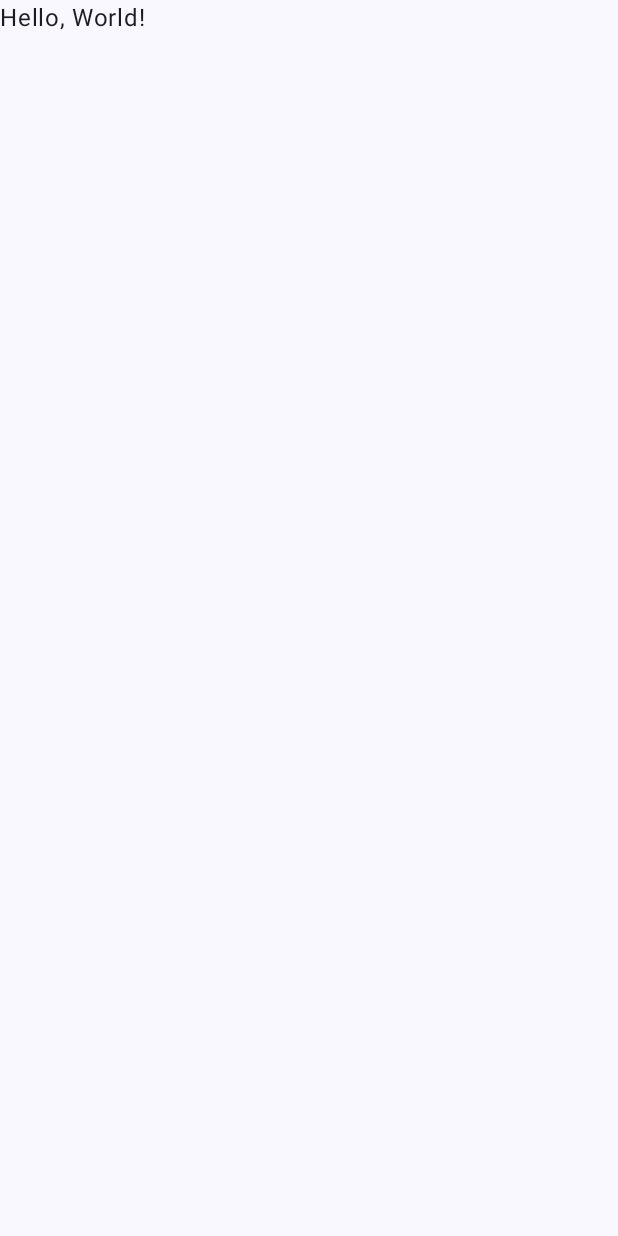
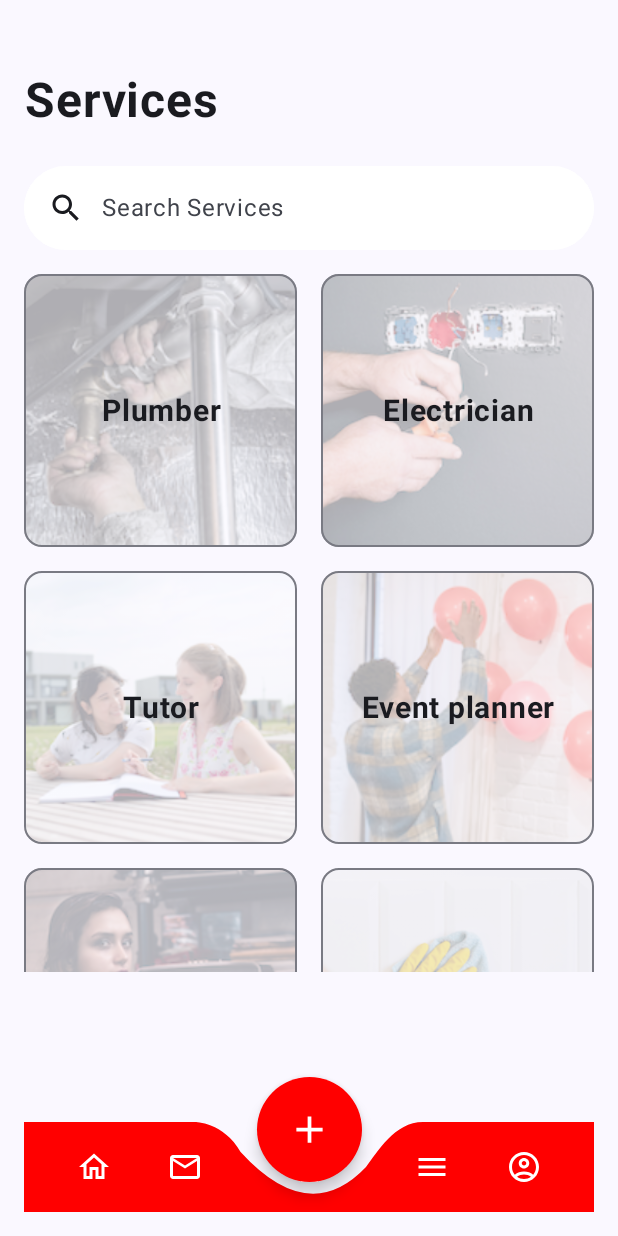
Before and after one commit to SWENT-GRP5/SOLVIT, an Android app built with Jetpack Compose: the screen it shows after launch (MainActivity), on a phone screen of 412 x 824 dp. Before the commit the screen is almost empty. Run offline under Robolectric (Android 15) with nearby library versions, the light colour scheme and no system bars; our stand-ins replace Firebase (no records; nobody signed in at launch, a user with empty details on screens opened directly).

Commit message:
feat: merge branch with navigation

```diff
--- a/app/src/main/java/com/android/solvit/MainActivity.kt
+++ b/app/src/main/java/com/android/solvit/MainActivity.kt
@@ -9,6 +9,14 @@ import androidx.compose.material3.Surface
 import androidx.compose.material3.Text
 import androidx.compose.runtime.Composable
 import androidx.compose.ui.Modifier
+import androidx.lifecycle.viewmodel.compose.viewModel
+import androidx.navigation.compose.NavHost
+import androidx.navigation.compose.composable
+import androidx.navigation.compose.rememberNavController
+import com.android.solvit.model.ListProviderViewModel
+import com.android.solvit.ui.navigation.NavigationActions
+import com.android.solvit.ui.navigation.Route
+import com.android.solvit.ui.services.ServicesScreen
 import com.android.solvit.ui.theme.SampleAppTheme
 
 class MainActivity : ComponentActivity() {
@@ -18,7 +26,7 @@ class MainActivity : ComponentActivity() {
     setContent {
       SampleAppTheme {
         Surface(modifier = Modifier.fillMaxSize(), color = MaterialTheme.colorScheme.background) {
-          SolvitApp()
+          SolvItApp()
         }
       }
     }
@@ -26,8 +34,19 @@ class MainActivity : ComponentActivity() {
 }
 
 @Composable
-fun SolvitApp() {
-  Text(text = "Hello, World!")
+fun SolvItApp() {
+  val navController = rememberNavController()
+  val navigationActions = NavigationActions(navController)
+  val listProviderViewModel =
+      viewModel<ListProviderViewModel>(factory = ListProviderViewModel.Factory)
+
+  NavHost(navController = navController, startDestination = Route.SERVICES) {
+    composable(Route.SERVICES) { ServicesScreen(navigationActions, listProviderViewModel) }
+    composable(Route.MESSAGE) { Text("Not implemented yet") }
+    composable(Route.REQUEST) { Text("Not implemented yet") }
+    composable(Route.ORDER) { Text("Not implemented yet") }
+    composable(Route.PROFILE) { Text("Not implemented yet") }
+  }
 }
 
 /*
--- a/app/src/main/java/com/android/solvit/ui/navigation/BottomNavigationMenu.kt
+++ b/app/src/main/java/com/android/solvit/ui/navigation/BottomNavigationMenu.kt
@@ -1,11 +1,11 @@
 package com.android.solvit.ui.navigation
 
+//noinspection UsingMaterialAndMaterial3Libraries
 import androidx.compose.foundation.Canvas
 import androidx.compose.foundation.background
 import androidx.compose.foundation.layout.*
 import androidx.compose.foundation.shape.CircleShape
 import androidx.compose.foundation.shape.RoundedCornerShape
-//noinspection UsingMaterialAndMaterial3Libraries
 import androidx.compose.material.BottomNavigationItem
 import androidx.compose.material.icons.Icons
 import androidx.compose.material.icons.outlined.Add
--- a/app/src/main/java/com/android/solvit/ui/navigation/NavigationAction.kt
+++ b/app/src/main/java/com/android/solvit/ui/navigation/NavigationAction.kt
@@ -10,7 +10,7 @@ import androidx.compose.ui.graphics.vector.ImageVector
 import androidx.navigation.NavController
 
 object Route {
-  const val HOME = "Overview"
+  const val SERVICES = "Overview"
   const val REQUEST = "Map"
   const val MESSAGE = "Message"
   const val PROFILE = "Profile"
@@ -20,7 +20,8 @@ object Route {
 data class TopLevelDestination(val route: String, val icon: ImageVector, val textId: String)
 
 object TopLevelDestinations {
-  val HOME = TopLevelDestination(route = Route.HOME, icon = Icons.Outlined.Home, textId = "Home")
+  val SERVICES =
+      TopLevelDestination(route = Route.SERVICES, icon = Icons.Outlined.Home, textId = "Home")
 
   val MESSAGE =
       TopLevelDestination(
@@ -36,7 +37,7 @@ object TopLevelDestinations {
 
 val LIST_TOP_LEVEL_DESTINATION =
     listOf(
-        TopLevelDestinations.HOME,
+        TopLevelDestinations.SERVICES,
         TopLevelDestinations.MESSAGE,
         TopLevelDestinations.REQUEST,
         TopLevelDestinations.ORDER,
--- a/app/src/main/java/com/android/solvit/ui/services/Services.kt
+++ b/app/src/main/java/com/android/solvit/ui/services/Services.kt
@@ -4,44 +4,94 @@ import androidx.compose.foundation.Image
 import androidx.compose.foundation.clickable
 import androidx.compose.foundation.layout.Arrangement
 import androidx.compose.foundation.layout.Box
+import androidx.compose.foundation.layout.Column
+import androidx.compose.foundation.layout.Spacer
 import androidx.compose.foundation.layout.aspectRatio
 import androidx.compose.foundation.layout.fillMaxSize
 import androidx.compose.foundation.layout.padding
 import androidx.compose.foundation.lazy.grid.GridCells
 import androidx.compose.foundation.lazy.grid.LazyVerticalGrid
 import androidx.compose.material.icons.Icons
-import androidx.compose.material.icons.filled.Add
-import androidx.compose.material3.Card
-import androidx.compose.material3.FloatingActionButton
+import androidx.compose.material.icons.filled.Search
+import androidx.compose.material3.ExperimentalMaterial3Api
 import androidx.compose.material3.Icon
+import androidx.compose.material3.OutlinedCard
 import androidx.compose.material3.Scaffold
+import androidx.compose.material3.SearchBar
+import androidx.compose.material3.SearchBarDefaults
 import androidx.compose.material3.Text
 import androidx.compose.runtime.Composable
+import androidx.compose.runtime.collectAsState
+import androidx.compose.runtime.getValue
+import androidx.compose.ui.Alignment
 import androidx.compose.ui.Modifier
+import androidx.compose.ui.draw.alpha
+import androidx.compose.ui.graphics.Color
+import androidx.compose.ui.platform.testTag
 import androidx.compose.ui.res.painterResource
+import androidx.compose.ui.text.font.FontWeight
+import androidx.compose.ui.text.style.TextAlign
 import androidx.compose.ui.unit.dp
-import com.android.solvit.R
-import com.android.solvit.model.Services
+import androidx.compose.ui.unit.sp
+import com.android.solvit.model.ListProviderViewModel
+import com.android.solvit.model.services.SearchServicesViewModel
+import com.android.solvit.ui.navigation.BottomNavigationMenu
+import com.android.solvit.ui.navigation.LIST_TOP_LEVEL_DESTINATION
+import com.android.solvit.ui.navigation.NavigationActions
 
+@OptIn(ExperimentalMaterial3Api::class)
 @Composable
-fun ServicesScreen() {
+fun ServicesScreen(
+    navigationActions: NavigationActions,
+    listProviderViewModel: ListProviderViewModel
+) {
+
+  val searchViewModel = SearchServicesViewModel()
+  val searchText by searchViewModel.searchText.collectAsState()
+  val searchResults by searchViewModel.servicesList.collectAsState()
+
   Scaffold(
-        modifier = Modifier.padding(16.dp),
-        floatingActionButton = {
-            FloatingActionButton(
-                onClick = { /*TODO*/ }) {
-                Icon(imageVector = Icons.Default.Add, contentDescription = "Add Service Request")
-            }
-        }
-    ) { padding ->
+      modifier = Modifier.padding(16.dp).testTag("servicesScreen"),
+      bottomBar = {
+        BottomNavigationMenu(
+            { navigationActions.navigateTo(it.route) },
+            LIST_TOP_LEVEL_DESTINATION,
+            "SERVICES_SCREEN")
+      }) { padding ->
+        Column(
+            modifier = Modifier.fillMaxSize().padding(padding),
+            verticalArrangement = Arrangement.spacedBy(16.dp)) {
+              Spacer(modifier = Modifier.padding(8.dp))
+              Text(
+                  text = "Services",
+                  fontSize = 32.sp,
+                  fontWeight = FontWeight.Bold,
+                  textAlign = TextAlign.Center)
+              SearchBar(
+                  query = searchText,
+                  onQueryChange = searchViewModel::onSearchTextChange,
+                  onSearch = searchViewModel::onSearchTextChange,
+                  active = false,
+                  onActiveChange = { searchViewModel.onToggleSearch() },
+                  modifier = Modifier.testTag("searchBar"),
+                  placeholder = { Text("Search Services") },
+                  leadingIcon = {
+                    Icon(imageVector = Icons.Default.Search, contentDescription = null)
+                  },
+                  colors = SearchBarDefaults.colors(containerColor = Color.White)) {}
               LazyVerticalGrid(
                   columns = GridCells.Fixed(2),
-            modifier = Modifier.padding(padding),
+                  modifier = Modifier.padding(padding).testTag("servicesGrid"),
                   verticalArrangement = Arrangement.spacedBy(16.dp),
-            horizontalArrangement = Arrangement.spacedBy(16.dp)
-        ) {
-            items(SERVICES_LIST.size) { index ->
-                ServiceItem(SERVICES_LIST[index], onClick = { /*TODO*/ })
+                  horizontalArrangement = Arrangement.spacedBy(16.dp)) {
+                    items(searchResults.size) { index ->
+                      ServiceItem(
+                          searchResults[index],
+                          onClick = {
+                            listProviderViewModel.selectService(searchResults[index].service)
+                            /*TODO*/
+                          })
+                    }
                   }
             }
       }
@@ -49,18 +99,25 @@ fun ServicesScreen() {
 
 @Composable
 fun ServiceItem(service: ServicesListItem, onClick: () -> Unit) {
-    Card(
-        modifier = Modifier
-            .aspectRatio(1f)
-            .clickable { onClick() }
-    ) {
-        Text(
-            text = service.service.toString()
-        )
+  OutlinedCard(
+      modifier =
+          Modifier.aspectRatio(1f).testTag(service.service.toString() + "Item").clickable {
+            onClick()
+          }) {
+        Box {
           Image(
               painter = painterResource(id = service.image),
-            contentDescription = service.service.toString(),
-            modifier = Modifier.fillMaxSize()
-        )
+              contentDescription = null,
+              modifier = Modifier.fillMaxSize().alpha(0.3f))
+          Text(
+              text =
+                  service.service.toString().replace("_", " ").lowercase().replaceFirstChar {
+                    it.uppercase()
+                  },
+              modifier = Modifier.align(Alignment.Center),
+              fontSize = 20.sp,
+              fontWeight = FontWeight.Bold,
+              textAlign = TextAlign.Center)
         }
       }
+}
```
Also changed, not shown: app/src/main/java/com/android/solvit/model/ListProviderViewModel.kt (+19 -19 lines), app/src/main/java/com/android/solvit/model/Provider.kt (+9 -10 lines), app/src/main/java/com/android/solvit/model/ProviderRepository.kt (+9 -6 lines), app/src/main/java/com/android/solvit/model/ProviderRepositoryFirestore.kt (+31 -33 lines), app/src/main/java/com/android/solvit/model/Language.kt (indentation only), 5 other files. Lines whose indentation alone changed are shown as unchanged.
